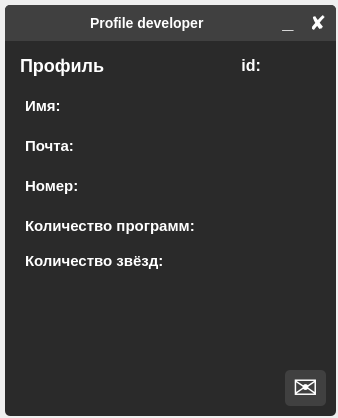
This is developper_app/developper_app.ui in b0shka/selling_apps as Qt 5 draws it before an edit. The edited form follows.
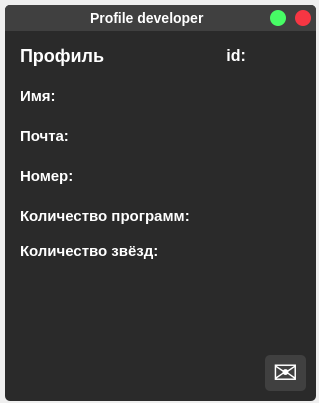
This is the edited form.

```diff
--- a/developper_app/developper_app.ui
+++ b/developper_app/developper_app.ui
@@ -6,10 +6,22 @@
    <rect>
     <x>0</x>
     <y>0</y>
-    <width>338</width>
-    <height>418</height>
+    <width>319</width>
+    <height>403</height>
    </rect>
   </property>
+  <property name="minimumSize">
+   <size>
+    <width>4</width>
+    <height>403</height>
+   </size>
+  </property>
+  <property name="maximumSize">
+   <size>
+    <width>3232</width>
+    <height>403</height>
+   </size>
+  </property>
   <property name="windowTitle">
    <string>Dialog</string>
   </property>
@@ -21,20 +33,20 @@
     <rect>
      <x>5</x>
      <y>5</y>
-     <width>331</width>
-     <height>411</height>
+     <width>311</width>
+     <height>396</height>
     </rect>
    </property>
    <property name="minimumSize">
     <size>
-     <width>331</width>
-     <height>411</height>
+     <width>311</width>
+     <height>396</height>
     </size>
    </property>
    <property name="maximumSize">
     <size>
-     <width>331</width>
-     <height>411</height>
+     <width>311</width>
+     <height>396</height>
     </size>
    </property>
    <property name="styleSheet">
@@ -49,120 +61,11 @@
    <property name="frameShadow">
     <enum>QFrame::Raised</enum>
    </property>
-   <widget class="QFrame" name="frame_3">
-    <property name="geometry">
-     <rect>
-      <x>0</x>
-      <y>0</y>
-      <width>331</width>
-      <height>36</height>
-     </rect>
-    </property>
-    <property name="styleSheet">
-     <string notr="true">QFrame{
-	border-bottom-left-radius: 0px;
-	border-bottom-right-radius: 0px;
-	background-color: #404040;
-}</string>
-    </property>
-    <property name="frameShape">
-     <enum>QFrame::StyledPanel</enum>
-    </property>
-    <property name="frameShadow">
-     <enum>QFrame::Raised</enum>
-    </property>
-    <widget class="QPushButton" name="pushButton_8">
-     <property name="geometry">
-      <rect>
-       <x>300</x>
-       <y>5</y>
-       <width>26</width>
-       <height>26</height>
-      </rect>
-     </property>
-     <property name="font">
-      <font>
-       <pointsize>-1</pointsize>
-       <weight>75</weight>
-       <bold>true</bold>
-      </font>
-     </property>
-     <property name="styleSheet">
-      <string notr="true">QPushButton {
-	font-size: 20px;
-	background-color: #404040;
-	border-radius: 5px;
-}
-QPushButton::hover {
-	background-color: #ffb0be;
-	color: black;
-}</string>
-     </property>
-     <property name="text">
-      <string>✘</string>
-     </property>
-    </widget>
-    <widget class="QPushButton" name="pushButton_9">
-     <property name="geometry">
-      <rect>
-       <x>270</x>
-       <y>5</y>
-       <width>26</width>
-       <height>26</height>
-      </rect>
-     </property>
-     <property name="font">
-      <font>
-       <pointsize>-1</pointsize>
-       <weight>75</weight>
-       <bold>true</bold>
-      </font>
-     </property>
-     <property name="styleSheet">
-      <string notr="true">QPushButton {
-	padding-bottom: 4px;
-	font-size: 20px;
-	background-color: #404040;
-	border-radius: 5px;
-}
-QPushButton::hover {
-	background-color: #2a2a2a;
-}</string>
-     </property>
-     <property name="text">
-      <string>_</string>
-     </property>
-    </widget>
-    <widget class="QLabel" name="label_10">
-     <property name="geometry">
-      <rect>
-       <x>85</x>
-       <y>10</y>
-       <width>141</width>
-       <height>16</height>
-      </rect>
-     </property>
-     <property name="font">
-      <font>
-       <pointsize>-1</pointsize>
-       <weight>75</weight>
-       <bold>true</bold>
-      </font>
-     </property>
-     <property name="styleSheet">
-      <string notr="true">font-size: 14px;
-color: white;</string>
-     </property>
-     <property name="text">
-      <string>Profile developer</string>
-     </property>
-    </widget>
-   </widget>
    <widget class="QPushButton" name="pushButton_2">
     <property name="geometry">
      <rect>
-      <x>230</x>
-      <y>210</y>
+      <x>220</x>
+      <y>200</y>
       <width>76</width>
       <height>21</height>
      </rect>
@@ -194,8 +97,8 @@
     <property name="geometry">
      <rect>
       <x>105</x>
-      <y>90</y>
-      <width>206</width>
+      <y>80</y>
+      <width>196</width>
       <height>21</height>
      </rect>
     </property>
@@ -217,8 +120,8 @@
    <widget class="QLabel" name="label_2">
     <property name="geometry">
      <rect>
-      <x>260</x>
-      <y>50</y>
+      <x>245</x>
+      <y>40</y>
       <width>56</width>
       <height>21</height>
      </rect>
@@ -245,8 +148,8 @@
     <property name="geometry">
      <rect>
       <x>105</x>
-      <y>170</y>
-      <width>206</width>
+      <y>160</y>
+      <width>196</width>
       <height>21</height>
      </rect>
     </property>
@@ -268,8 +171,8 @@
    <widget class="QLabel" name="label_3">
     <property name="geometry">
      <rect>
-      <x>225</x>
-      <y>50</y>
+      <x>210</x>
+      <y>40</y>
       <width>31</width>
       <height>21</height>
      </rect>
@@ -295,8 +198,8 @@
    <widget class="QLabel" name="label_4">
     <property name="geometry">
      <rect>
-      <x>20</x>
-      <y>90</y>
+      <x>15</x>
+      <y>80</y>
       <width>61</width>
       <height>21</height>
      </rect>
@@ -319,8 +222,8 @@
    <widget class="QLabel" name="label_13">
     <property name="geometry">
      <rect>
-      <x>20</x>
-      <y>245</y>
+      <x>15</x>
+      <y>235</y>
       <width>201</width>
       <height>21</height>
      </rect>
@@ -343,8 +246,8 @@
    <widget class="QLabel" name="label_5">
     <property name="geometry">
      <rect>
-      <x>20</x>
-      <y>130</y>
+      <x>15</x>
+      <y>120</y>
       <width>61</width>
       <height>21</height>
      </rect>
@@ -368,7 +271,7 @@
     <property name="geometry">
      <rect>
       <x>15</x>
-      <y>50</y>
+      <y>40</y>
       <width>96</width>
       <height>21</height>
      </rect>
@@ -391,8 +294,8 @@
    <widget class="QLabel" name="label_6">
     <property name="geometry">
      <rect>
-      <x>20</x>
-      <y>170</y>
+      <x>15</x>
+      <y>160</y>
       <width>71</width>
       <height>21</height>
      </rect>
@@ -415,8 +318,8 @@
    <widget class="QLabel" name="label_12">
     <property name="geometry">
      <rect>
-      <x>230</x>
-      <y>245</y>
+      <x>220</x>
+      <y>235</y>
       <width>76</width>
       <height>21</height>
      </rect>
@@ -440,8 +343,8 @@
     <property name="geometry">
      <rect>
       <x>105</x>
-      <y>130</y>
-      <width>206</width>
+      <y>120</y>
+      <width>196</width>
       <height>21</height>
      </rect>
     </property>
@@ -463,8 +366,8 @@
    <widget class="QPushButton" name="pushButton_3">
     <property name="geometry">
      <rect>
-      <x>280</x>
-      <y>365</y>
+      <x>260</x>
+      <y>350</y>
       <width>41</width>
       <height>36</height>
      </rect>
@@ -493,8 +396,8 @@
    <widget class="QLabel" name="label_11">
     <property name="geometry">
      <rect>
-      <x>20</x>
-      <y>210</y>
+      <x>15</x>
+      <y>200</y>
       <width>201</width>
       <height>21</height>
      </rect>
@@ -514,6 +417,115 @@
      <string>Количество программ:</string>
     </property>
    </widget>
+   <widget class="QFrame" name="frame_5">
+    <property name="geometry">
+     <rect>
+      <x>0</x>
+      <y>0</y>
+      <width>311</width>
+      <height>26</height>
+     </rect>
+    </property>
+    <property name="styleSheet">
+     <string notr="true">QFrame{
+	border-bottom-left-radius: 0px;
+	border-bottom-right-radius: 0px;
+	background-color: #404040;
+}</string>
+    </property>
+    <property name="frameShape">
+     <enum>QFrame::StyledPanel</enum>
+    </property>
+    <property name="frameShadow">
+     <enum>QFrame::Raised</enum>
+    </property>
+    <widget class="QPushButton" name="pushButton_8">
+     <property name="geometry">
+      <rect>
+       <x>290</x>
+       <y>5</y>
+       <width>16</width>
+       <height>16</height>
+      </rect>
+     </property>
+     <property name="font">
+      <font>
+       <pointsize>-1</pointsize>
+       <weight>75</weight>
+       <bold>true</bold>
+      </font>
+     </property>
+     <property name="styleSheet">
+      <string notr="true">QPushButton {
+	font-size: 20px;
+	background-color: #f73643;
+	border-radius: 8px;
+}
+QPushButton::hover {
+	background-color: #d63a44;
+	color: black;
+}</string>
+     </property>
+     <property name="text">
+      <string/>
+     </property>
+    </widget>
+    <widget class="QPushButton" name="pushButton_9">
+     <property name="geometry">
+      <rect>
+       <x>265</x>
+       <y>5</y>
+       <width>16</width>
+       <height>16</height>
+      </rect>
+     </property>
+     <property name="font">
+      <font>
+       <pointsize>-1</pointsize>
+       <weight>75</weight>
+       <bold>true</bold>
+      </font>
+     </property>
+     <property name="styleSheet">
+      <string notr="true">QPushButton {
+	padding-bottom: 4px;
+	font-size: 20px;
+	background-color: #47fc65;
+	border-radius: 8px;
+}
+QPushButton::hover {
+	background-color: #49cc5f;
+}</string>
+     </property>
+     <property name="text">
+      <string/>
+     </property>
+    </widget>
+    <widget class="QLabel" name="label_10">
+     <property name="geometry">
+      <rect>
+       <x>85</x>
+       <y>5</y>
+       <width>141</width>
+       <height>16</height>
+      </rect>
+     </property>
+     <property name="font">
+      <font>
+       <pointsize>-1</pointsize>
+       <weight>75</weight>
+       <bold>true</bold>
+      </font>
+     </property>
+     <property name="styleSheet">
+      <string notr="true">font-size: 14px;
+color: white;</string>
+     </property>
+     <property name="text">
+      <string>Profile developer</string>
+     </property>
+    </widget>
+   </widget>
   </widget>
  </widget>
  <resources/>
```
